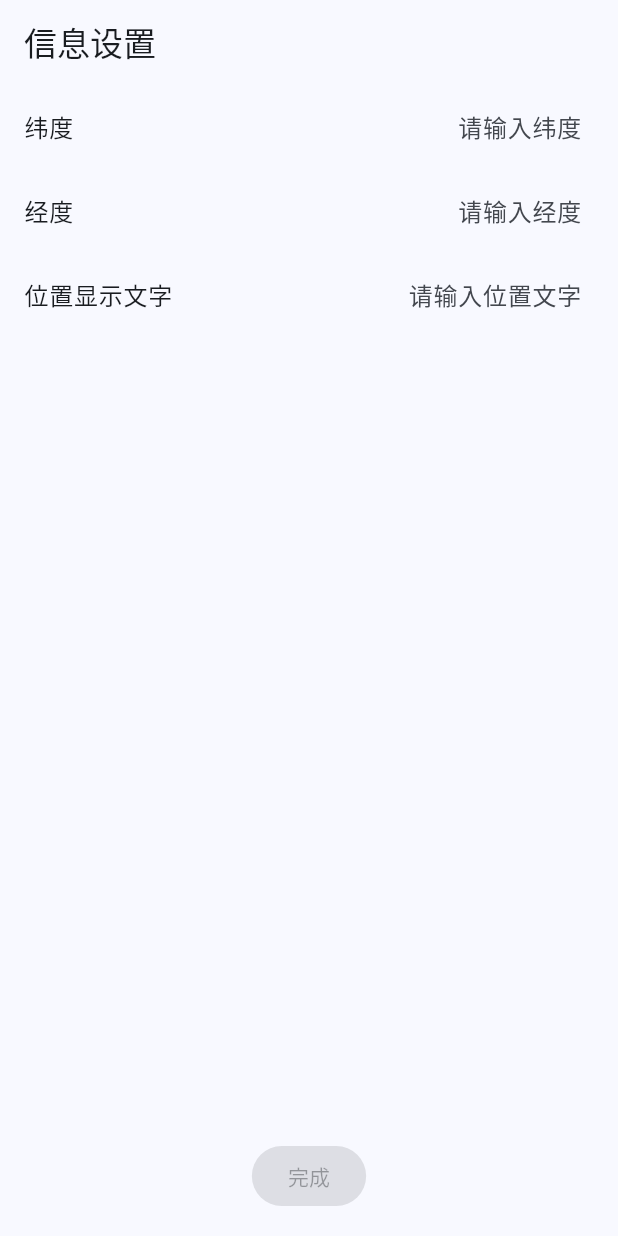
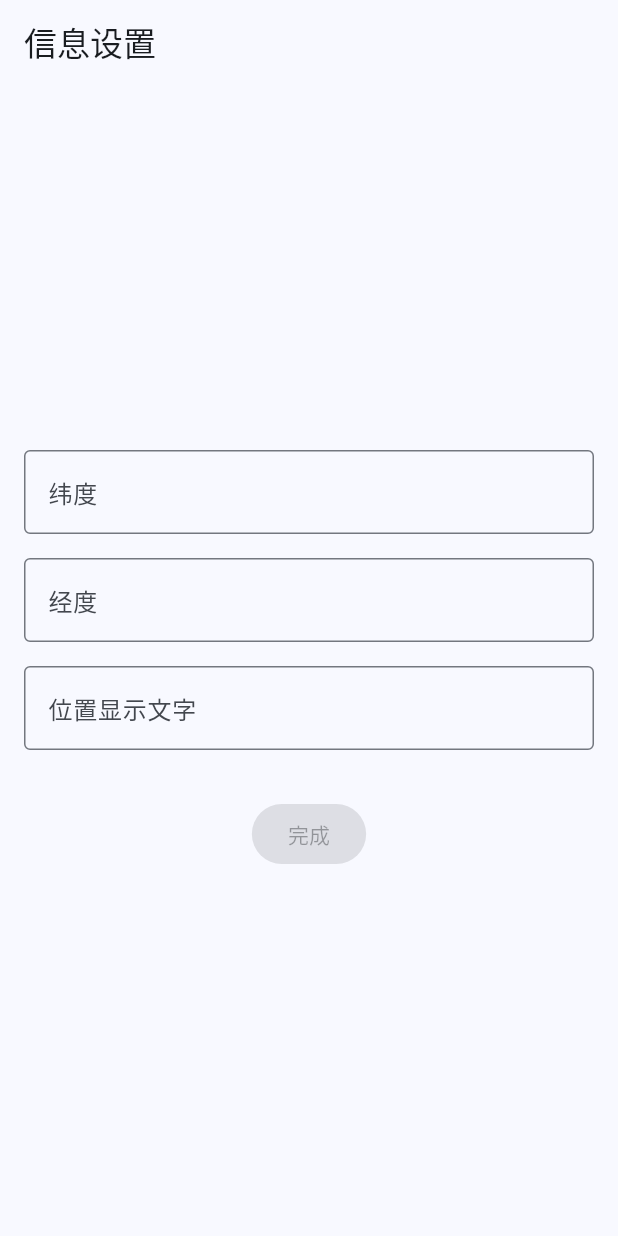
Before and after one commit to Kenxu2022/CXUtils_APP, a Flutter app: the screen it shows after launch, swiped to page 3, on a phone screen of 412 x 824 dp. Run offline on Flutter 3.47's test engine with Material 3 defaults, Android fonts, the phone set to English and light mode, and no system bars; our stand-ins replace jwt_decoder, permission_handler, shared_preferences.

Commit message:
modify layout in `info_settings_page.dart`

```diff
--- a/lib/pages/initialization/info_settings_page.dart
+++ b/lib/pages/initialization/info_settings_page.dart
@@ -37,10 +37,12 @@ class _InfoSettingsPageState extends State<InfoSettingsPage> {
       await settings.setLocationText(_locationTextController.text);
       await settings.setInitializationFinished(true);
 
+      if (!mounted) return;
       Navigator.of(context).pushReplacement(
         MaterialPageRoute(builder: (context) => const HomePage()),
       );
     } else {
+      if (!mounted) return;
       ScaffoldMessenger.of(context).showSnackBar(
         const SnackBar(content: Text('请填写所有信息')),
       );
@@ -53,67 +55,46 @@ class _InfoSettingsPageState extends State<InfoSettingsPage> {
       appBar: AppBar(
         title: const Text('信息设置'),
       ),
-      body: Column(
+      body: Center(
+        child: Padding(
+          padding: const EdgeInsets.all(16.0),
+          child: Column(
+            mainAxisAlignment: MainAxisAlignment.center,
             children: [
-          Expanded(
-            child: ListView(
-              children: [
-                ListTile(
-                  title: const Text('纬度'),
-                  trailing: SizedBox(
-                    width: 200,
-                    child: TextField(
+              TextField(
                 controller: _latitudeController,
-                      textAlign: TextAlign.end,
                 decoration: const InputDecoration(
-                        border: InputBorder.none,
-                        hintText: '请输入纬度',
+                  hintText: '纬度',
+                  border: OutlineInputBorder(),
                 ),
                 onChanged: (value) => setState(() {}),
               ),
-                  ),
-                ),
-                ListTile(
-                  title: const Text('经度'),
-                  trailing: SizedBox(
-                    width: 200,
-                    child: TextField(
+              const SizedBox(height: 16),
+              TextField(
                 controller: _longitudeController,
-                      textAlign: TextAlign.end,
                 decoration: const InputDecoration(
-                        border: InputBorder.none,
-                        hintText: '请输入经度',
+                  hintText: '经度',
+                  border: OutlineInputBorder(),
                 ),
                 onChanged: (value) => setState(() {}),
               ),
-                  ),
-                ),
-                ListTile(
-                  title: const Text('位置显示文字'),
-                  trailing: SizedBox(
-                    width: 200,
-                    child: TextField(
+              const SizedBox(height: 16),
+              TextField(
                 controller: _locationTextController,
-                      textAlign: TextAlign.end,
                 decoration: const InputDecoration(
-                        border: InputBorder.none,
-                        hintText: '请输入位置文字',
+                  hintText: '位置显示文字',
+                  border: OutlineInputBorder(),
                 ),
                 onChanged: (value) => setState(() {}),
               ),
-                  ),
+              const SizedBox(height: 32),
+              ElevatedButton(
+                onPressed: _isFormComplete ? _saveAndFinish : null,
+                child: const Text('完成'),
               ),
             ],
           ),
         ),
-          Padding(
-            padding: const EdgeInsets.all(16.0),
-            child: ElevatedButton(
-              onPressed: _isFormComplete ? _saveAndFinish : null,
-              child: const Text('完成'),
-            ),
-          ),
-        ],
       ),
     );
   }
```
Lines whose indentation alone changed are shown as unchanged.
